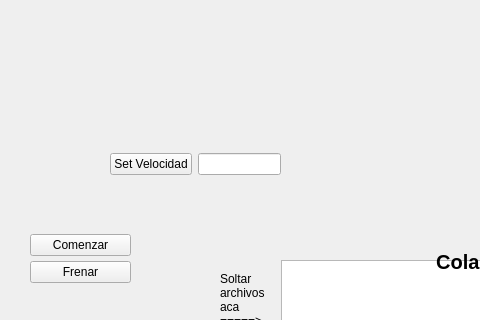
The window that src/textwindow/maintxtwindow.ui (aguperezpala/linux-bluetooth-qt) describes before a commit, drawn with Qt 5; both pictures show x 0 to 480 and y 0 to 320 of the 817 by 597 pixel window.
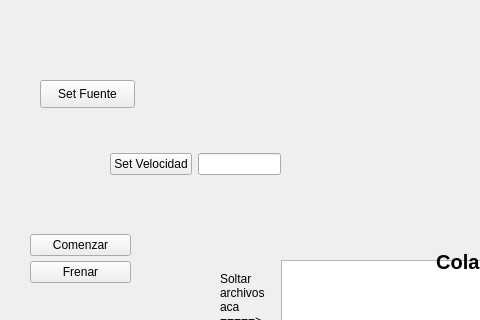
The same window after the commit.

Patch:
```diff
--- a/src/textwindow/maintxtwindow.ui
+++ b/src/textwindow/maintxtwindow.ui
@@ -261,6 +261,19 @@
     </item>
    </layout>
   </widget>
+  <widget class="QPushButton" name="txtbuttonSetFont" >
+   <property name="geometry" >
+    <rect>
+     <x>40</x>
+     <y>80</y>
+     <width>95</width>
+     <height>28</height>
+    </rect>
+   </property>
+   <property name="text" >
+    <string>Set Fuente</string>
+   </property>
+  </widget>
  </widget>
  <resources/>
  <connections/>
```
